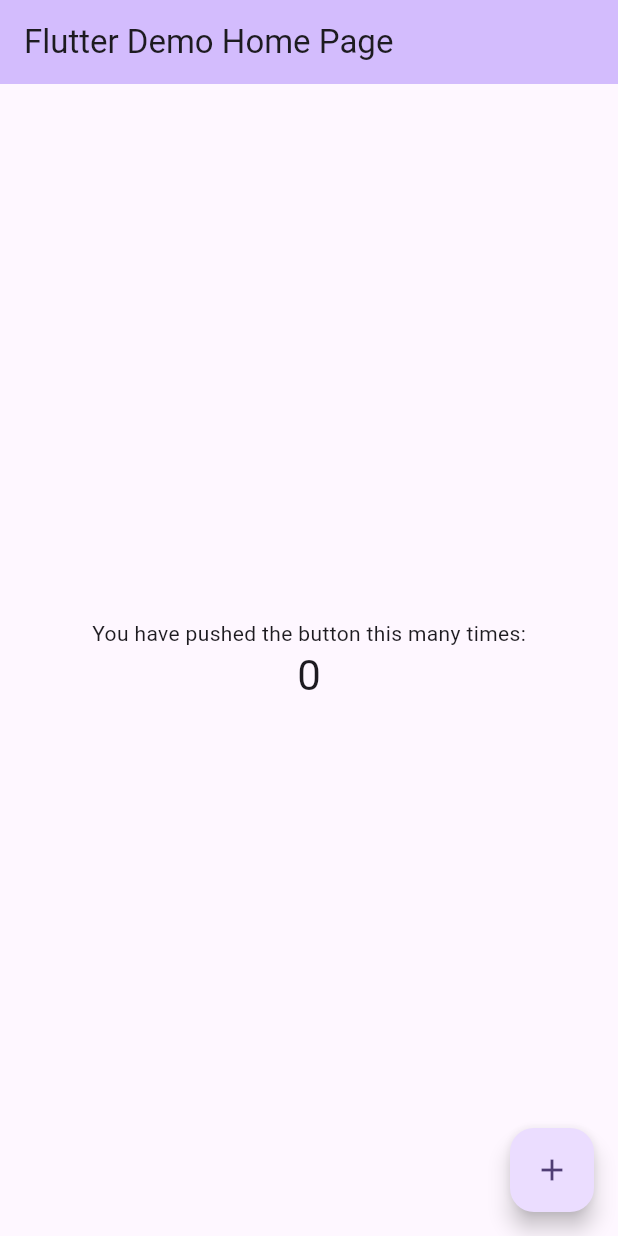
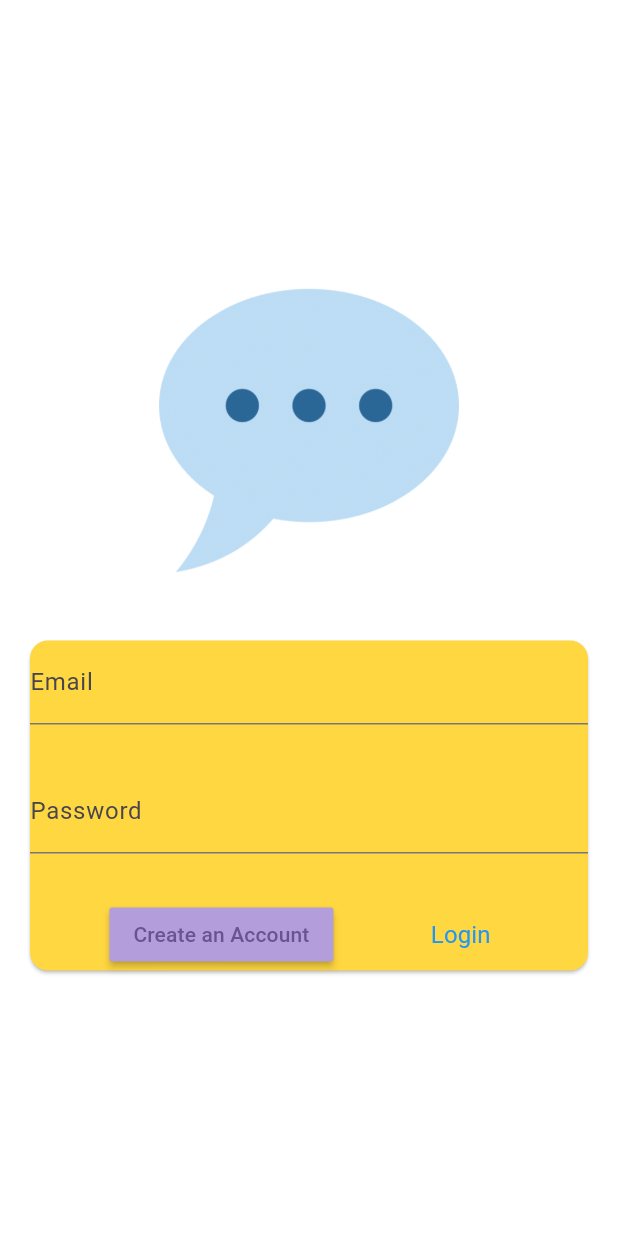
Before and after one commit to siddharthchughs/recordCandidateInterviewApp, a Flutter app: the screen it shows after launch, on a phone screen of 412 x 824 dp. Run offline on Flutter 3.47's test engine with Material 3 defaults, Android fonts, the phone set to English and light mode, and no system bars; our stand-ins replace firebase_auth, firebase_core, image_picker; accounts and stored records are empty.

Commit message:
New Commit

```diff
--- a/fluttercandidateinterviewapp/lib/main.dart
+++ b/fluttercandidateinterviewapp/lib/main.dart
@@ -1,6 +1,14 @@
+import 'package:firebase_auth/firebase_auth.dart';
 import 'package:flutter/material.dart';
+import 'package:fluttercandidateinterviewapp/widget/screens/home_screen.dart';
+import 'package:fluttercandidateinterviewapp/widget/screens/login_screen.dart';
+import 'package:firebase_core/firebase_core.dart';
+import 'package:fluttercandidateinterviewapp/widget/screens/splash_screen.dart';
+import 'firebase_options.dart';
 
-void main() {
+void main() async {
+  WidgetsFlutterBinding.ensureInitialized();
+  await Firebase.initializeApp(options: DefaultFirebaseOptions.currentPlatform);
   runApp(const MyApp());
 }
 
@@ -13,24 +21,22 @@ class MyApp extends StatelessWidget {
     return MaterialApp(
       title: 'Flutter Demo',
       theme: ThemeData(
-        // This is the theme of your application.
-        //
-        // TRY THIS: Try running your application with "flutter run". You'll see
-        // the application has a purple toolbar. Then, without quitting the app,
-        // try changing the seedColor in the colorScheme below to Colors.green
-        // and then invoke "hot reload" (save your changes or press the "hot
-        // reload" button in a Flutter-supported IDE, or press "r" if you used
-        // the command line to start the app).
-        //
-        // Notice that the counter didn't reset back to zero; the application
-        // state is not lost during the reload. To reset the state, use hot
-        // restart instead.
-        //
-        // This works for code too, not just values: Most code changes can be
-        // tested with just a hot reload.
         colorScheme: ColorScheme.fromSeed(seedColor: Colors.deepPurple),
       ),
-      home: const MyHomePage(title: 'Flutter Demo Home Page'),
+      home: StreamBuilder(
+        stream: FirebaseAuth.instance.authStateChanges(),
+        builder: (ctx, snapshot) {
+          if (snapshot.connectionState == ConnectionState.waiting) {
+            return const SplashScreen();
+          }
+
+          if (snapshot.hasData) {
+            return HomeScreen();
+          }
+
+          return Login_Screen();
+        },
+      ),
     );
   }
 }
--- /dev/null
+++ b/fluttercandidateinterviewapp/lib/widget/screens/login_screen.dart
@@ -0,0 +1,181 @@
+import 'package:firebase_auth/firebase_auth.dart';
+import 'package:flutter/material.dart';
+import 'package:fluttercandidateinterviewapp/widget/screens/userimagepicker.dart';
+
+final _firbaseAuth = FirebaseAuth.instance;
+
+class Login_Screen extends StatefulWidget {
+  const Login_Screen({super.key});
+
+  @override
+  State<StatefulWidget> createState() => LoginState();
+}
+
+class LoginState extends State<Login_Screen> {
+  final formKey = GlobalKey<FormState>();
+
+  var isLoggedIn = true;
+  var emailState = '';
+  var passwordState = '';
+
+  void _submit() async {
+    final isValid = formKey.currentState!.validate();
+    if (!isValid) {
+      return;
+    }
+    formKey.currentState!.save();
+
+    try {
+      if (isLoggedIn) {
+        final userCredentials = await _firbaseAuth.signInWithEmailAndPassword(
+          email: emailState,
+          password: passwordState,
+        );
+        print('Logged in:: $userCredentials');
+      } else {
+        final userCredentials = await _firbaseAuth
+            .createUserWithEmailAndPassword(
+              email: emailState,
+              password: passwordState,
+            );
+        print('SignUp in:: $userCredentials');
+      }
+    } on FirebaseAuthException catch (errorException) {
+      if (errorException.code == 'email alreayd in use') {}
+      ScaffoldMessenger.of(context).clearSnackBars();
+      ScaffoldMessenger.of(context).showSnackBar(
+        SnackBar(
+          content: Text(errorException.message ?? 'Authentication failed !'),
+        ),
+      );
+    }
+    print(emailState);
+    print(passwordState);
+  }
+
+  @override
+  Widget build(BuildContext context) {
+    return Scaffold(
+      backgroundColor: Theme.of(context).colorScheme.onPrimary,
+      body: Center(
+        child: SingleChildScrollView(
+          child: Column(
+            mainAxisAlignment: MainAxisAlignment.center,
+            children: [
+              Container(
+                margin: EdgeInsets.only(
+                  top: 30,
+                  bottom: 20,
+                  left: 20,
+                  right: 20,
+                ),
+                width: 200,
+                child: Image.asset('assets/images/chat.png'),
+              ),
+              Card(
+                color: Colors.amberAccent,
+                margin: const EdgeInsets.all(20),
+                child: SingleChildScrollView(
+                  child: Form(
+                    key: formKey,
+                    child: Column(
+                      mainAxisSize: MainAxisSize.min,
+                      children: [
+                        if (!isLoggedIn) UserImagepicker(),
+                        TextFormField(
+                          decoration: InputDecoration(labelText: 'Email'),
+                          keyboardType: TextInputType.emailAddress,
+                          textInputAction: TextInputAction.next,
+                          autocorrect: false,
+                          validator: (value) {
+                            if (value == null ||
+                                value.trim().isEmpty ||
+                                !value.contains('@')) {
+                              return 'Please enter a valid email address';
+                            }
+                            return null;
+                          },
+                          onSaved: (updatedEmail) => {
+                            emailState = updatedEmail!,
+                          },
+                          textCapitalization: TextCapitalization.none,
+                        ),
+                        const SizedBox(height: 30),
+                        TextFormField(
+                          decoration: InputDecoration(labelText: 'Password'),
+                          obscureText: true,
+                          onSaved: (updatedPassword) => {
+                            passwordState = updatedPassword!,
+                          },
+                          validator: (value) {
+                            if (value == null || value.trim().length < 3) {
+                              return 'Password must be atleast 6 characters';
+                            }
+                            return null;
+                          },
+                        ),
+                        const SizedBox(height: 30),
+                        Row(
+                          mainAxisAlignment: MainAxisAlignment.spaceEvenly,
+                          mainAxisSize: MainAxisSize.max,
+                          children: [userSignUpButton(), userLoginTextButton()],
+                        ),
+                      ],
+                    ),
+                  ),
+                ),
+              ),
+            ],
+          ),
+        ),
+      ),
+    );
+  }
+
+  // Widget userEmailInputField() {
+  //   return TextFormField(
+  //     decoration: InputDecoration(labelText: 'Email'),
+  //     keyboardType: TextInputType.emailAddress,
+  //     textInputAction: TextInputAction.next,
+  //     autocorrect: false,
+  //     onSaved: (newValue) => {},
+  //     textCapitalization: TextCapitalization.none,
+  //   );
+  // }
+
+  // Widget userPasswordInputTextField() {
+  //   return TextFormField(
+  //     decoration: InputDecoration(labelText: 'Password'),
+  //     obscureText: true,
+  //   );
+  // }
+
+  Widget userSignUpButton() {
+    return MaterialButton(
+      onPressed: () => {
+        setState(() {
+          isLoggedIn = !isLoggedIn;
+        }),
+      },
+      textColor: Theme.of(context).colorScheme.primary,
+      color: Colors.deepPurple.shade200,
+      child: Text(
+        isLoggedIn ? 'Create an Account' : 'I already have an account',
+      ),
+    );
+  }
+
+  Widget userLoginTextButton() {
+    return TextButton(
+      onPressed: _submit,
+      child: Text(
+        isLoggedIn ? 'Login' : 'Sign up',
+        style: TextStyle(
+          color: Colors.blue,
+          fontSize: 16,
+          fontWeight: FontWeight.w400,
+        ),
+      ),
+    );
+  }
+}
```
Also changed, not shown: fluttercandidateinterviewapp/lib/widget/screens/home_screen.dart (added, +25 -0 lines), fluttercandidateinterviewapp/lib/widget/screens/sign_up_screen.dart (added, +26 -0 lines), fluttercandidateinterviewapp/lib/widget/screens/splash_screen.dart (added, +10 -0 lines), fluttercandidateinterviewapp/lib/widget/screens/userimagepicker.dart (added, +53 -0 lines), fluttercandidateinterviewapp/pubspec.yaml (+14 -38 lines), fluttercandidateinterviewapp/vscode/launch.json (added, +36 -0 lines), fluttercandidateinterviewapp/assets/fonts/NunitoSans-Italic-VariableFont_YTLC,opsz,wdth,wght.ttf (added), fluttercandidateinterviewapp/assets/fonts/NunitoSans-VariableFont_YTLC,opsz,wdth,wght.ttf (added), fluttercandidateinterviewapp/assets/images/chat.png (added), fluttercandidateinterviewapp/firebase.json (added), fluttercandidateinterviewapp/lib/firebase_options.dart (added), fluttercandidateinterviewapp/pubspec.lock, 16 other files.
